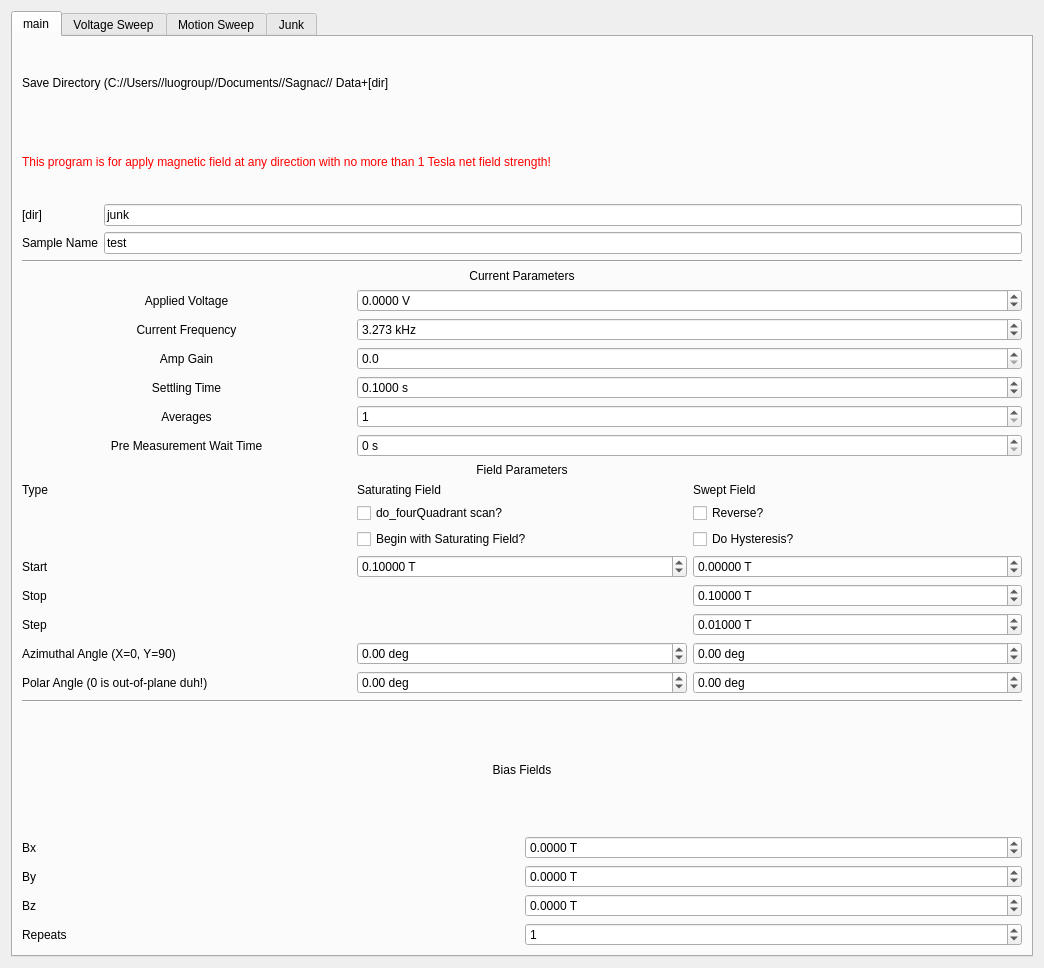
First picture: the form in VecMagSagnac_control/custom_inputs/sagnac_gui_OpticsXport.ui, repository OrionSmedley/SagnacOperatingSys, before the edit.
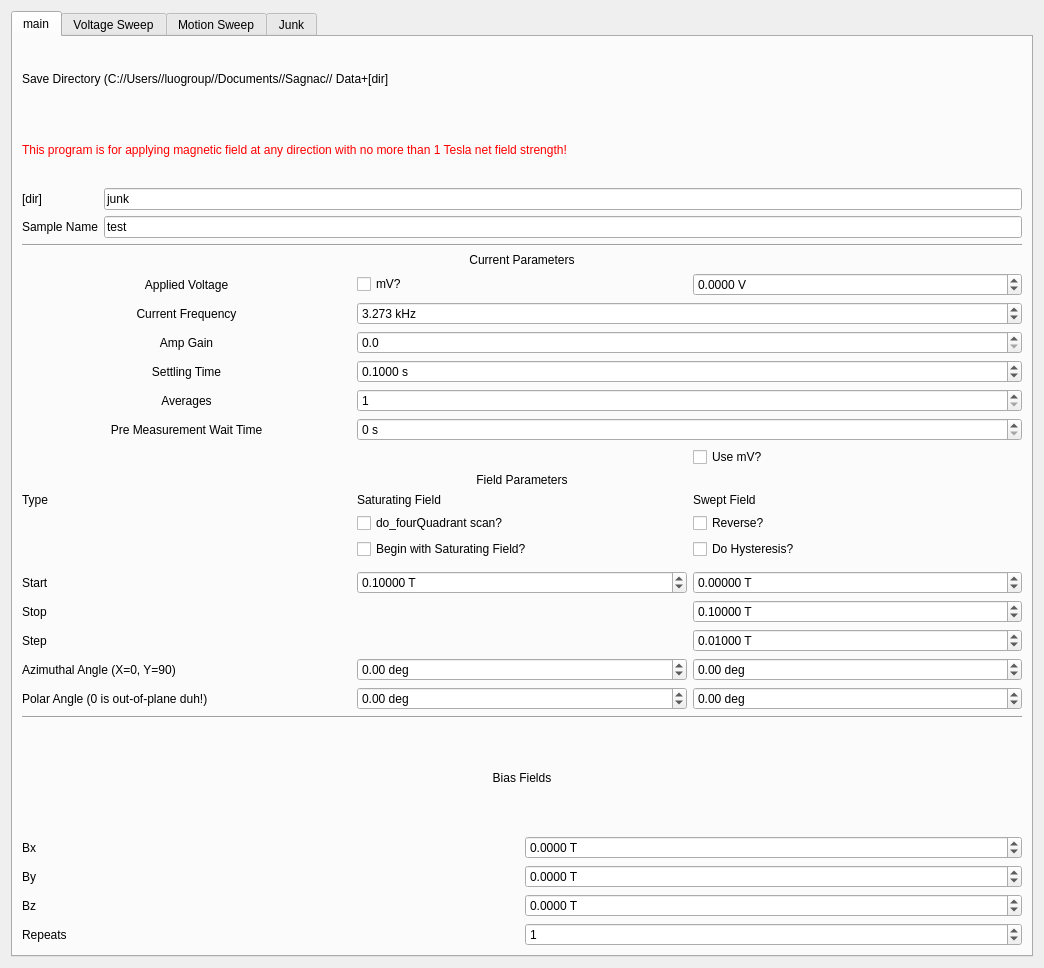
Second picture: the form after the edit.

Commit message: Adding voltage sweep

What changed in the file:
```diff
--- a/VecMagSagnac_control/custom_inputs/sagnac_gui_OpticsXport.ui
+++ b/VecMagSagnac_control/custom_inputs/sagnac_gui_OpticsXport.ui
@@ -113,7 +113,7 @@
             </palette>
            </property>
            <property name="text">
-            <string>This program is for apply magnetic field at any direction with no more than 1 Tesla net field strength!</string>
+            <string>This program is for applying magnetic field at any direction with no more than 1 Tesla net field strength!</string>
            </property>
           </widget>
          </item>
@@ -128,21 +128,54 @@
        </item>
        <item>
         <layout class="QGridLayout" name="lockin_params">
-         <item row="11" column="1">
-          <widget class="QCheckBox" name="saturate">
+         <item row="0" column="0" colspan="3">
+          <widget class="QLabel" name="label_7">
            <property name="text">
-            <string>Begin with Saturating Field?</string>
+            <string>Current Parameters</string>
            </property>
+           <property name="alignment">
+            <set>Qt::AlignCenter</set>
+           </property>
           </widget>
          </item>
-         <item row="15" column="0">
+         <item row="4" column="1" colspan="2">
+          <widget class="QDoubleSpinBox" name="current_frequency">
+           <property name="suffix">
+            <string> kHz</string>
+           </property>
+           <property name="decimals">
+            <number>3</number>
+           </property>
+           <property name="maximum">
+            <double>1000.000000000000000</double>
+           </property>
+           <property name="value">
+            <double>3.273000000000000</double>
+           </property>
+          </widget>
+         </item>
+         <item row="9" column="2">
+          <widget class="QCheckBox" name="checkBox">
+           <property name="text">
+            <string>Use mV?</string>
+           </property>
+          </widget>
+         </item>
+         <item row="17" column="0">
           <widget class="QLabel" name="label_2">
            <property name="text">
             <string>Step</string>
            </property>
           </widget>
          </item>
-         <item row="15" column="2">
+         <item row="13" column="1">
+          <widget class="QCheckBox" name="saturate">
+           <property name="text">
+            <string>Begin with Saturating Field?</string>
+           </property>
+          </widget>
+         </item>
+         <item row="17" column="2">
           <widget class="QDoubleSpinBox" name="sweep_field_step">
            <property name="suffix">
             <string> T</string>
@@ -164,34 +197,21 @@
            </property>
           </widget>
          </item>
-         <item row="16" column="2">
-          <widget class="QDoubleSpinBox" name="sweep_field_azimuth">
-           <property name="suffix">
-            <string> deg</string>
-           </property>
-           <property name="minimum">
-            <double>-170.000000000000000</double>
-           </property>
-           <property name="maximum">
-            <double>170.000000000000000</double>
-           </property>
-          </widget>
-         </item>
-         <item row="11" column="2">
-          <widget class="QCheckBox" name="hysteresis">
-           <property name="text">
-            <string>Do Hysteresis?</string>
-           </property>
-          </widget>
-         </item>
-         <item row="9" column="1">
+         <item row="11" column="1">
           <widget class="QLabel" name="label_6">
            <property name="text">
             <string>Saturating Field</string>
            </property>
           </widget>
          </item>
-         <item row="6" column="0">
+         <item row="13" column="2">
+          <widget class="QCheckBox" name="hysteresis">
+           <property name="text">
+            <string>Do Hysteresis?</string>
+           </property>
+          </widget>
+         </item>
+         <item row="8" column="0">
           <widget class="QLabel" name="label_31">
            <property name="text">
             <string>Pre Measurement Wait Time</string>
@@ -201,33 +221,34 @@
            </property>
           </widget>
          </item>
-         <item row="1" column="1" colspan="2">
-          <widget class="QDoubleSpinBox" name="applied_voltage">
+         <item row="18" column="2">
+          <widget class="QDoubleSpinBox" name="sweep_field_azimuth">
            <property name="suffix">
-            <string> V</string>
-           </property>
-           <property name="decimals">
-            <number>4</number>
+            <string> deg</string>
            </property>
            <property name="minimum">
-            <double>-10.000000000000000</double>
+            <double>-170.000000000000000</double>
            </property>
            <property name="maximum">
-            <double>10.000000000000000</double>
+            <double>170.000000000000000</double>
            </property>
-           <property name="value">
-            <double>0.000000000000000</double>
+          </widget>
+         </item>
+         <item row="7" column="1" colspan="2">
+          <widget class="QSpinBox" name="avgs">
+           <property name="minimum">
+            <number>1</number>
            </property>
           </widget>
          </item>
-         <item row="10" column="2">
+         <item row="12" column="2">
           <widget class="QCheckBox" name="reverse">
            <property name="text">
             <string>Reverse?</string>
            </property>
           </widget>
          </item>
-         <item row="3" column="1" colspan="2">
+         <item row="5" column="1" colspan="2">
           <widget class="QDoubleSpinBox" name="amp_gain">
            <property name="suffix">
             <string/>
@@ -243,31 +264,30 @@
            </property>
           </widget>
          </item>
-         <item row="1" column="0">
-          <widget class="QLabel" name="label_3">
+         <item row="8" column="1" colspan="2">
+          <widget class="QDoubleSpinBox" name="wait">
+           <property name="suffix">
+            <string> s</string>
+           </property>
+           <property name="decimals">
+            <number>0</number>
+           </property>
+           <property name="maximum">
+            <double>9999999.000000000000000</double>
+           </property>
+          </widget>
+         </item>
+         <item row="6" column="0">
+          <widget class="QLabel" name="label_20">
            <property name="text">
-            <string>Applied Voltage</string>
+            <string>Settling Time</string>
            </property>
            <property name="alignment">
             <set>Qt::AlignCenter</set>
            </property>
           </widget>
          </item>
-         <item row="5" column="1" colspan="2">
-          <widget class="QSpinBox" name="avgs">
-           <property name="minimum">
-            <number>1</number>
-           </property>
-          </widget>
-         </item>
-         <item row="9" column="0">
-          <widget class="QLabel" name="label_21">
-           <property name="text">
-            <string>Type</string>
-           </property>
-          </widget>
-         </item>
-         <item row="3" column="0">
+         <item row="5" column="0">
           <widget class="QLabel" name="label_30">
            <property name="text">
             <string>Amp Gain</string>
@@ -277,7 +297,7 @@
            </property>
           </widget>
          </item>
-         <item row="8" column="0" colspan="3">
+         <item row="10" column="0" colspan="3">
           <widget class="QLabel" name="label_10">
            <property name="text">
             <string>Field Parameters</string>
@@ -287,44 +307,28 @@
            </property>
           </widget>
          </item>
-         <item row="6" column="1" colspan="2">
-          <widget class="QDoubleSpinBox" name="wait">
-           <property name="suffix">
-            <string> s</string>
-           </property>
-           <property name="decimals">
-            <number>0</number>
-           </property>
-           <property name="maximum">
-            <double>9999999.000000000000000</double>
-           </property>
-          </widget>
-         </item>
-         <item row="4" column="0">
-          <widget class="QLabel" name="label_20">
+         <item row="11" column="0">
+          <widget class="QLabel" name="label_21">
            <property name="text">
-            <string>Settling Time</string>
+            <string>Type</string>
            </property>
-           <property name="alignment">
-            <set>Qt::AlignCenter</set>
-           </property>
           </widget>
          </item>
-         <item row="16" column="0">
-          <widget class="QLabel" name="label_16">
-           <property name="text">
-            <string>Azimuthal Angle (X=0, Y=90)</string>
-           </property>
-          </widget>
-         </item>
-         <item row="13" column="0">
+         <item row="15" column="0">
           <widget class="QLabel" name="label_18">
            <property name="text">
             <string>Start</string>
            </property>
           </widget>
          </item>
-         <item row="2" column="0">
+         <item row="18" column="0">
+          <widget class="QLabel" name="label_16">
+           <property name="text">
+            <string>Azimuthal Angle (X=0, Y=90)</string>
+           </property>
+          </widget>
+         </item>
+         <item row="4" column="0">
           <widget class="QLabel" name="label_9">
            <property name="text">
             <string>Current Frequency</string>
@@ -334,59 +338,36 @@
            </property>
           </widget>
          </item>
-         <item row="0" column="0" colspan="3">
-          <widget class="QLabel" name="label_7">
-           <property name="text">
-            <string>Current Parameters</string>
-           </property>
-           <property name="alignment">
-            <set>Qt::AlignCenter</set>
-           </property>
-          </widget>
-         </item>
-         <item row="13" column="2">
-          <widget class="QDoubleSpinBox" name="sweep_field_start">
-           <property name="suffix">
-            <string> T</string>
-           </property>
-           <property name="decimals">
-            <number>5</number>
-           </property>
-           <property name="minimum">
-            <double>-1.000000000000000</double>
-           </property>
-           <property name="maximum">
-            <double>1.000000000000000</double>
-           </property>
-           <property name="singleStep">
-            <double>0.001000000000000</double>
-           </property>
-           <property name="value">
-            <double>0.000000000000000</double>
-           </property>
-          </widget>
-         </item>
-         <item row="17" column="0">
+         <item row="19" column="0">
           <widget class="QLabel" name="label_19">
            <property name="text">
             <string>Polar Angle (0 is out-of-plane duh!) </string>
            </property>
           </widget>
          </item>
-         <item row="17" column="2">
-          <widget class="QDoubleSpinBox" name="sweep_field_polar">
+         <item row="15" column="2">
+          <widget class="QDoubleSpinBox" name="sweep_field_start">
            <property name="suffix">
-            <string> deg</string>
+            <string> T</string>
+           </property>
+           <property name="decimals">
+            <number>5</number>
            </property>
            <property name="minimum">
-            <double>-180.000000000000000</double>
+            <double>-1.000000000000000</double>
            </property>
            <property name="maximum">
-            <double>180.000000000000000</double>
+            <double>1.000000000000000</double>
+           </property>
+           <property name="singleStep">
+            <double>0.001000000000000</double>
+           </property>
+           <property name="value">
+            <double>0.000000000000000</double>
            </property>
           </widget>
          </item>
-         <item row="13" column="1">
+         <item row="15" column="1">
           <widget class="QDoubleSpinBox" name="saturating_field">
            <property name="suffix">
             <string> T</string>
@@ -408,24 +389,8 @@
            </property>
           </widget>
          </item>
-         <item row="2" column="1" colspan="2">
-          <widget class="QDoubleSpinBox" name="current_frequency">
-           <property name="suffix">
-            <string> kHz</string>
-           </property>
-           <property name="decimals">
-            <number>3</number>
-           </property>
-           <property name="maximum">
-            <double>1000.000000000000000</double>
-           </property>
-           <property name="value">
-            <double>3.273000000000000</double>
-           </property>
-          </widget>
-         </item>
-         <item row="17" column="1">
-          <widget class="QDoubleSpinBox" name="saturating_field_polar">
+         <item row="19" column="2">
+          <widget class="QDoubleSpinBox" name="sweep_field_polar">
            <property name="suffix">
             <string> deg</string>
            </property>
@@ -435,12 +400,9 @@
            <property name="maximum">
             <double>180.000000000000000</double>
            </property>
-           <property name="value">
-            <double>0.000000000000000</double>
-           </property>
           </widget>
          </item>
-         <item row="4" column="1" colspan="2">
+         <item row="6" column="1" colspan="2">
           <widget class="QDoubleSpinBox" name="settling">
            <property name="suffix">
             <string> s</string>
@@ -456,21 +418,30 @@
            </property>
           </widget>
          </item>
-         <item row="9" column="2">
-          <widget class="QLabel" name="label_11">
-           <property name="text">
-            <string>Swept Field</string>
-           </property>
-          </widget>
-         </item>
-         <item row="10" column="1">
+         <item row="12" column="1">
           <widget class="QCheckBox" name="do_fourQuadrant">
            <property name="text">
             <string>do_fourQuadrant scan?</string>
            </property>
           </widget>
          </item>
-         <item row="16" column="1">
+         <item row="19" column="1">
+          <widget class="QDoubleSpinBox" name="saturating_field_polar">
+           <property name="suffix">
+            <string> deg</string>
+           </property>
+           <property name="minimum">
+            <double>-180.000000000000000</double>
+           </property>
+           <property name="maximum">
+            <double>180.000000000000000</double>
+           </property>
+           <property name="value">
+            <double>0.000000000000000</double>
+           </property>
+          </widget>
+         </item>
+         <item row="18" column="1">
           <widget class="QDoubleSpinBox" name="saturating_field_azimuth">
            <property name="suffix">
             <string> deg</string>
@@ -483,7 +454,14 @@
            </property>
           </widget>
          </item>
-         <item row="14" column="2">
+         <item row="11" column="2">
+          <widget class="QLabel" name="label_11">
+           <property name="text">
+            <string>Swept Field</string>
+           </property>
+          </widget>
+         </item>
+         <item row="16" column="2">
           <widget class="QDoubleSpinBox" name="sweep_field_stop">
            <property name="suffix">
             <string> T</string>
@@ -505,7 +483,14 @@
            </property>
           </widget>
          </item>
-         <item row="5" column="0">
+         <item row="16" column="0">
+          <widget class="QLabel" name="label_38">
+           <property name="text">
+            <string>Stop</string>
+           </property>
+          </widget>
+         </item>
+         <item row="7" column="0">
           <widget class="QLabel" name="label_35">
            <property name="text">
             <string>Averages</string>
@@ -516,9 +501,41 @@
           </widget>
          </item>
          <item row="14" column="0">
-          <widget class="QLabel" name="label_38">
+          <widget class="QWidget" name="widget" native="true"/>
+         </item>
+         <item row="3" column="1">
+          <widget class="QCheckBox" name="checkBox_2">
            <property name="text">
-            <string>Stop</string>
+            <string>mV?</string>
+           </property>
+          </widget>
+         </item>
+         <item row="3" column="2">
+          <widget class="QDoubleSpinBox" name="applied_voltage">
+           <property name="suffix">
+            <string> V</string>
+           </property>
+           <property name="decimals">
+            <number>4</number>
+           </property>
+           <property name="minimum">
+            <double>-10.000000000000000</double>
+           </property>
+           <property name="maximum">
+            <double>10.000000000000000</double>
+           </property>
+           <property name="value">
+            <double>0.000000000000000</double>
+           </property>
+          </widget>
+         </item>
+         <item row="3" column="0">
+          <widget class="QLabel" name="label_3">
+           <property name="text">
+            <string>Applied Voltage</string>
+           </property>
+           <property name="alignment">
+            <set>Qt::AlignCenter</set>
            </property>
           </widget>
          </item>
@@ -676,7 +693,7 @@
          </widget>
         </item>
         <item row="1" column="1">
-         <widget class="QDoubleSpinBox" name="voltage_min">
+         <widget class="QDoubleSpinBox" name="voltage_start">
           <property name="suffix">
            <string> V (rms)</string>
           </property>
@@ -692,7 +709,7 @@
          </widget>
         </item>
         <item row="3" column="1">
-         <widget class="QDoubleSpinBox" name="voltage_max">
+         <widget class="QDoubleSpinBox" name="voltage_stop">
           <property name="suffix">
            <string> V (rms)</string>
           </property>
@@ -718,6 +735,9 @@
           <property name="maximum">
            <double>8.000000000000000</double>
           </property>
+          <property name="singleStep">
+           <double>0.010000000000000</double>
+          </property>
           <property name="value">
            <double>0.500000000000000</double>
           </property>
```
The commit also changes 27 other files.
